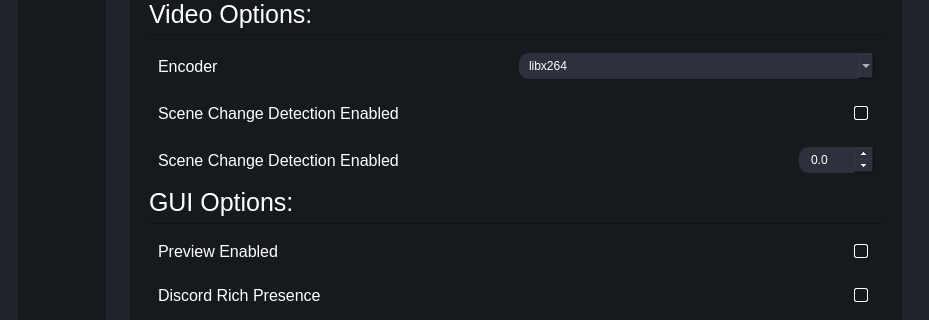
The window that testRVEInterface.ui (TNTwise/REAL-Video-Enhancer) describes before a commit, drawn with Qt 5; both pictures show x 0 to 929 and y 167 to 487 of the 929 by 752 pixel window.
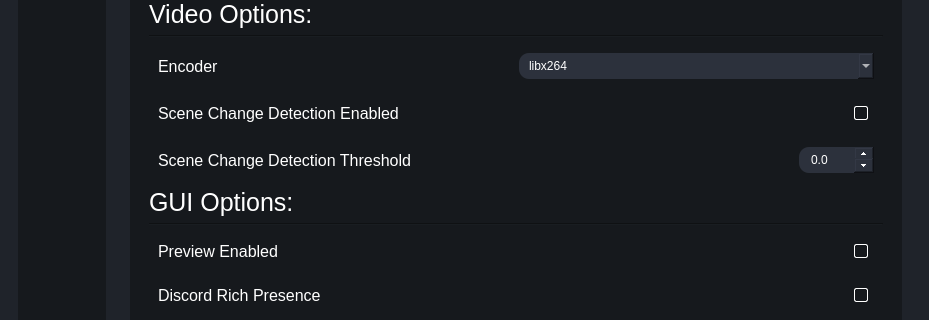
The same window after the commit. The open tabs and pages were chosen to show the change. Icons and pictures are not drawn.

Commit message: fix copy paste

What changed in the file:
```diff
--- a/testRVEInterface.ui
+++ b/testRVEInterface.ui
@@ -1332,7 +1332,7 @@
                     </font>
                    </property>
                    <property name="text">
-                    <string>Scene Change Detection Enabled</string>
+                    <string>Scene Change Detection Threshold</string>
                    </property>
                   </widget>
                  </item>
@@ -1343,7 +1343,7 @@
                    </property>
                    <property name="sizeHint" stdset="0">
                     <size>
-                     <width>319</width>
+                     <width>305</width>
                      <height>20</height>
                     </size>
                    </property>
```
